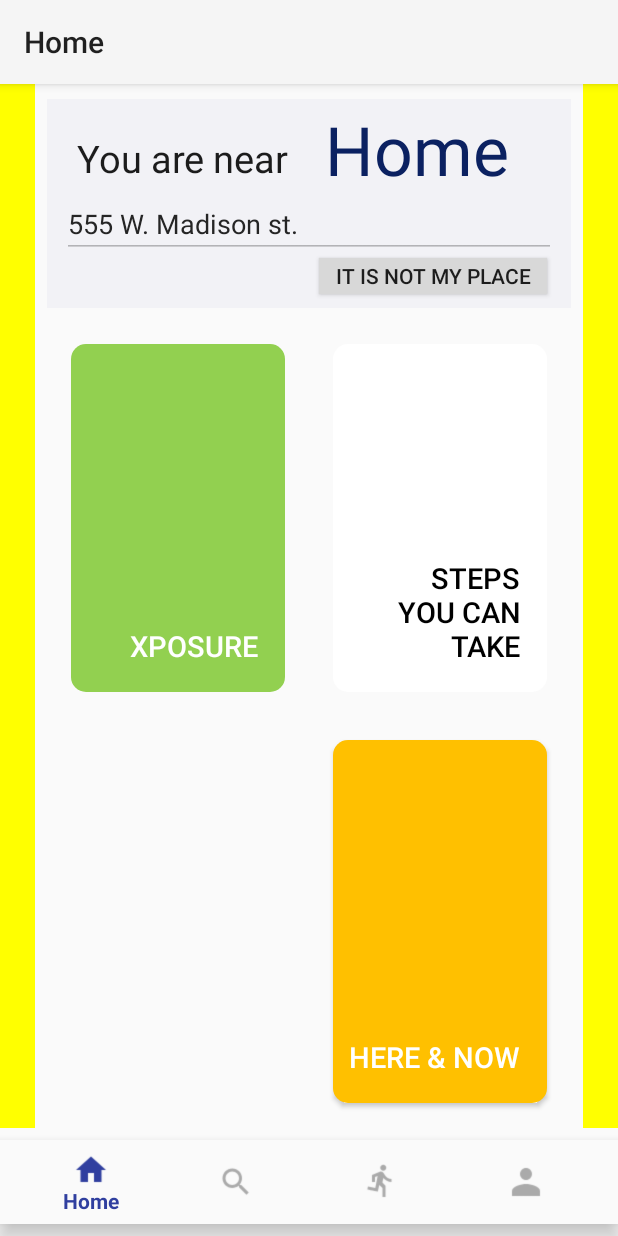
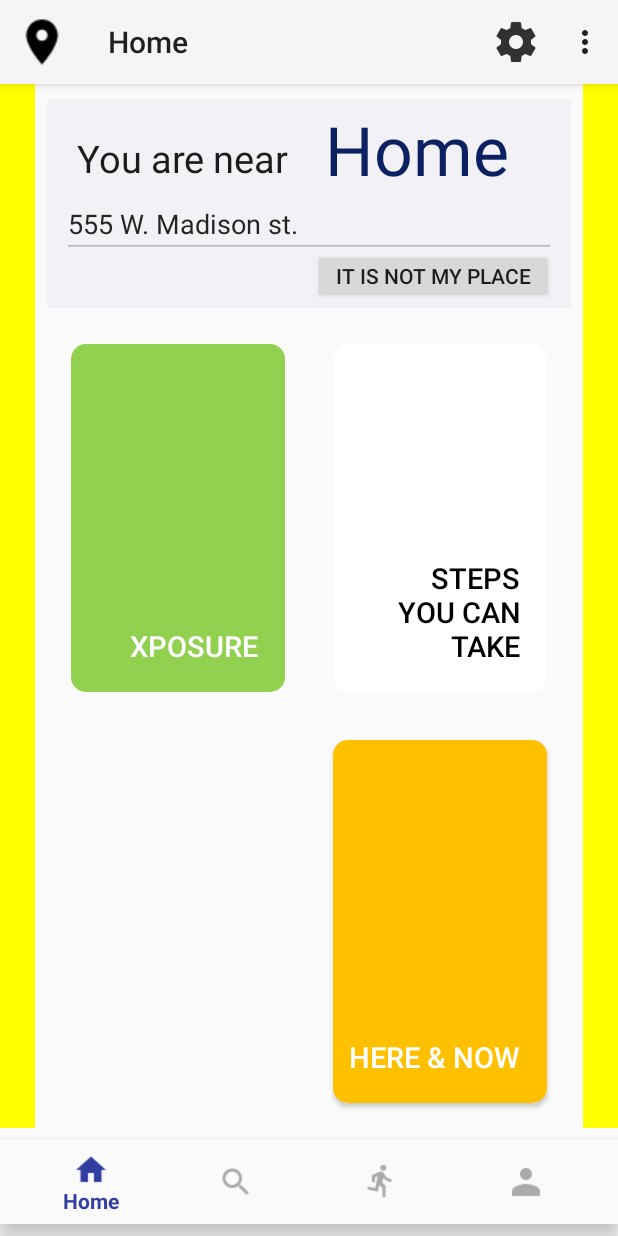
Before and after one commit to yujaa/CityMeter-android, an Android app: the screen it shows after launch (HomeActivity), on a phone screen of 412 x 824 dp. Run offline under Robolectric (Android 15) with nearby library versions, the light colour scheme and no system bars; libraries missing offline, so code that uses them is left out: com.amazonaws.mobile, com.amazonaws.mobileconnectors, com.amazonaws.services; 6 statements that could not run were skipped.

Commit message:
Added settings activity and location controller, added DB handlers for CoUser

```diff
--- a/app/src/main/java/uic/hcilab/citymeter/HomeActivity.java
+++ b/app/src/main/java/uic/hcilab/citymeter/HomeActivity.java
@@ -12,11 +12,15 @@ import android.os.Bundle;
 import android.support.annotation.NonNull;
 import android.support.v4.app.ActivityCompat;
 import android.support.v4.content.ContextCompat;
+import android.support.v7.view.menu.MenuBuilder;
 import android.support.v7.widget.Toolbar;
 import android.util.Log;
+import android.view.Menu;
+import android.view.MenuItem;
 import android.view.View;
 import android.view.ViewTreeObserver;
 import android.view.WindowManager;
+import android.widget.ActionMenuView;
 import android.widget.Button;
 import android.widget.ImageView;
 import android.widget.TextView;
@@ -27,27 +31,51 @@ import com.amazonaws.mobile.client.AWSStartupResult;
 public class HomeActivity extends TabHost {
 
     private BluetoothAdapter mBluetoothAdapter;
+    private  Boolean permissions_granted = false;
+    public static SensingDBHelper sensingDBHelper;
 
     private View view;
     @Override
     public int getContentViewId() {
         return R.layout.activity_home;
     }
-
     @Override
     public int getNavigationMenuItemId() {
         return R.id.navigation_home;
     }
-    public static SensingDBHelper sensingDBHelper;
     @Override
     protected void onCreate(final Bundle savedInstanceState) {
         super.onCreate(savedInstanceState);
-        Toolbar myToolbar = (Toolbar) findViewById(R.id.toolbar_home);
+        final Toolbar myToolbar = (Toolbar) findViewById(R.id.toolbar_home);
         setSupportActionBar(myToolbar);
+        if(getSupportActionBar() != null) {
+            getSupportActionBar().setDisplayHomeAsUpEnabled(true);
+            getSupportActionBar().setHomeButtonEnabled(true);
+            getSupportActionBar().setDisplayShowHomeEnabled(true);
+        }
+        myToolbar.setNavigationIcon(R.drawable.baseline_location_on_black_18dp);  //your icon
+        myToolbar.setNavigationOnClickListener(new View.OnClickListener() {
+            @Override
+            public void onClick(View v) {
+                String x =  myToolbar.getNavigationIcon().toString();
+                toggleLocation();
+            }
+        });
         //For no keyboard showing on starting the activity
         this.getWindow().setSoftInputMode(WindowManager.LayoutParams.SOFT_INPUT_STATE_ALWAYS_HIDDEN);
 
         sensingDBHelper = new SensingDBHelper(this);
+        //Permissions handling
+        String[] permissions = new String[3]; //Increase size to add more permissions
+        permissions[0] = Manifest.permission.RECORD_AUDIO;
+        permissions[1] = Manifest.permission.ACCESS_COARSE_LOCATION;//Add more permissions
+        permissions[2] = Manifest.permission.ACCESS_FINE_LOCATION;//Add more permissions
+        if (ContextCompat.checkSelfPermission(this, permissions[0]) != PackageManager.PERMISSION_GRANTED ||
+                ContextCompat.checkSelfPermission(this, permissions[1]) != PackageManager.PERMISSION_GRANTED) //Check new permission here
+        {
+            Log.i("BT" , "no permissions");
+            ActivityCompat.requestPermissions(this, permissions, 9);
+        }
         //BT adapter initialization
         mBluetoothAdapter = BluetoothAdapter.getDefaultAdapter();
         if(!checkBTEnabled()){
@@ -59,7 +87,6 @@ public class HomeActivity extends TabHost {
                 Log.d("nina", "AWSMobileClient is instantiated and connected to AWS");
             }
         }).execute();
-
 
         Button xposure_btn = (Button)findViewById(R.id.home_xposure_btn);
         final Intent xp_intent = new Intent(this, XposureActivity.class);
@@ -88,8 +115,30 @@ public class HomeActivity extends TabHost {
             }
         });
     }
+    @Override
+    public boolean onCreateOptionsMenu(Menu menu) {
 
+        getMenuInflater().inflate(R.menu.settings, menu);
+        return true;
+    }
 
+    @Override
+    public boolean onOptionsItemSelected(MenuItem item) {
+        switch (item.getItemId()) {
+            case R.id.action_settings:
+                // User chose the "Settings" item, show the app settings UI...
+                Intent intent = new Intent(this, SettingsActivity.class);
+                startActivity(intent);
+
+                return true;
+
+            default:
+                // If we got here, the user's action was not recognized.
+                // Invoke the superclass to handle it.
+                return super.onOptionsItemSelected(item);
+
+        }
+    }
 
     @Override
     public void onRequestPermissionsResult(int requestCode, @NonNull String[] permissions, @NonNull int[] grantResults) {
@@ -98,30 +147,23 @@ public class HomeActivity extends TabHost {
             case 9: {
                 // If request is cancelled, the result arrays are empty.
                 if (grantResults.length > 0 && grantResults[0] == PackageManager.PERMISSION_GRANTED) {
-                    Intent svcIntent = new Intent(this, SensingService.class);
-                    startService(svcIntent);
+                    permissions_granted = true;
                 }
             }
         }
     }
 
+    public void toggleLocation(){
+
+    }
     //Function to check if BT is enabled only
     public Boolean checkBTEnabled() {//change name
         if (mBluetoothAdapter == null) {
             Log.i("BT", "Device is not supported by Bluetooth");
             return false;
-        } else if (mBluetoothAdapter.isEnabled()) {
-            //Permissions handling
-            String[] permissions = new String[1];
-            permissions[0] = Manifest.permission.RECORD_AUDIO;
-            if (ContextCompat.checkSelfPermission(this, Manifest.permission.RECORD_AUDIO)
-                    != PackageManager.PERMISSION_GRANTED) {
-                ActivityCompat.requestPermissions(this, permissions, 9);
-            } else{
-
+        } else if (mBluetoothAdapter.isEnabled() && permissions_granted) {
                 Intent svcIntent = new Intent(this, SensingService.class);
                 startService(svcIntent);
-            }
             return true;
         }
         return false;
@@ -136,21 +178,13 @@ public class HomeActivity extends TabHost {
     @Override
     protected void onActivityResult(int requestCode, int resultCode, Intent data) {
         super.onActivityResult(requestCode, resultCode, data);
-        switch (requestCode){
+        switch (requestCode) {
             case 7:
                 Log.i("BT", "enable bt");
-                //Permissions handling
-                String[] permissions = new String[1];
-                permissions[0] = Manifest.permission.RECORD_AUDIO;
-                if (ContextCompat.checkSelfPermission(this, Manifest.permission.RECORD_AUDIO)
-                        != PackageManager.PERMISSION_GRANTED) {
-                    ActivityCompat.requestPermissions(this, permissions, 9);
-                } else{
+                if (mBluetoothAdapter.isEnabled()) {
+                    startService(new Intent(this, SensingService.class));
+                }
 
-                    if (mBluetoothAdapter.isEnabled()) {
-                        startService(new Intent(this, SensingService.class));
-                    }
-                }
                 break;
         }
     }
--- /dev/null
+++ b/app/src/main/res/menu/back.xml
@@ -0,0 +1,4 @@
+<?xml version="1.0" encoding="utf-8"?>
+<menu xmlns:android="http://schemas.android.com/apk/res/android">
+
+</menu>
--- /dev/null
+++ b/app/src/main/res/menu/settings.xml
@@ -0,0 +1,38 @@
+<?xml version="1.0" encoding="utf-8"?>
+<menu xmlns:android="http://schemas.android.com/apk/res/android"
+    xmlns:app="http://schemas.android.com/apk/res-auto">
+
+    <!-- Settings, should always be in the overflow -->
+    <item android:id="@+id/action_settings"
+        android:icon="@drawable/ic_settings"
+        android:title="@string/action_settings"
+        app:showAsAction="ifRoom"/>
+
+    <item
+        android:id="@+id/navigation_home"
+        android:icon="@drawable/baseline_home_black_18dp"
+        android:title="@string/title_home"
+        app:showAsAction="never"/>
+        <!--android:icon="@drawable/baseline_home_black_18dp"-->
+
+    <item
+        android:id="@+id/navigation_search"
+        android:icon="@drawable/baseline_search_black_18dp"
+        android:title="@string/title_search"
+        app:showAsAction="never"/>
+        <!--android:icon="@drawable/baseline_search_black_18dp"-->
+
+    <item
+        android:id="@+id/navigation_activities"
+        android:icon="@drawable/baseline_directions_run_black_18dp"
+        android:title="@string/title_activities"
+        app:showAsAction="never" />
+        <!--android:icon="@drawable/baseline_directions_run_black_18dp"-->
+
+    <item
+        android:id="@+id/navigation_summary"
+        android:icon="@drawable/baseline_person_black_18dp"
+        android:title="@string/title_summary"
+        app:showAsAction="never"/>
+        <!--android:icon="@drawable/baseline_person_black_18dp"-->
+</menu>
```
Also changed, not shown: app/src/main/java/uic/hcilab/citymeter/AppCompatPreferenceActivity.java (added, +109 -0 lines), app/src/main/java/uic/hcilab/citymeter/CoUserDBHelper.java (added, +65 -0 lines), app/src/main/java/uic/hcilab/citymeter/CousersDO.java (added, +39 -0 lines), app/src/main/java/uic/hcilab/citymeter/SettingsActivity.java (added, +30 -0 lines), app/src/main/java/uic/hcilab/citymeter/UsersDBHelper.java (added, +68 -0 lines), app/src/main/java/uic/hcilab/citymeter/UsersDO.java (added, +47 -0 lines), app/src/main/res/layout/activity_settings.xml (added, +57 -0 lines), app/src/main/res/drawable-hdpi/ic_back.png (added), app/src/main/res/drawable-hdpi/ic_settings.png (added), app/src/main/res/drawable-mdpi/ic_back.png (added), app/src/main/res/drawable-mdpi/ic_settings.png (added), app/src/main/res/drawable-xhdpi/ic_back.png (added), app/src/main/res/drawable-xhdpi/ic_settings.png (added), app/src/main/res/drawable-xxhdpi/ic_back.png (added), 1 more files, 998 other files.
